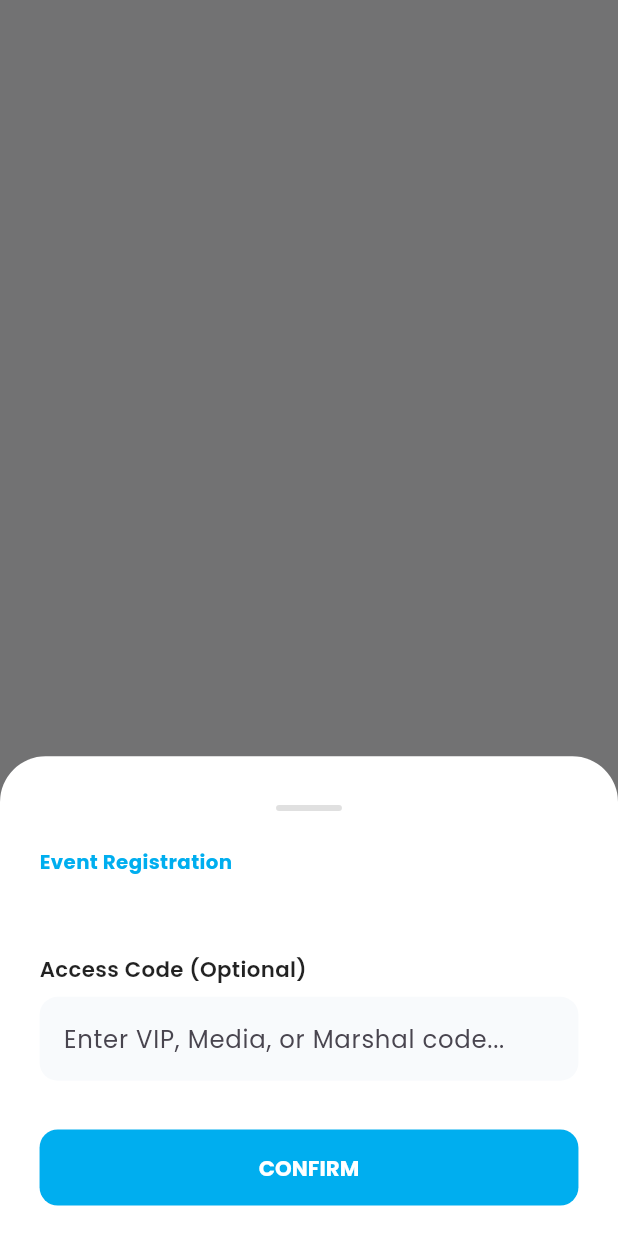
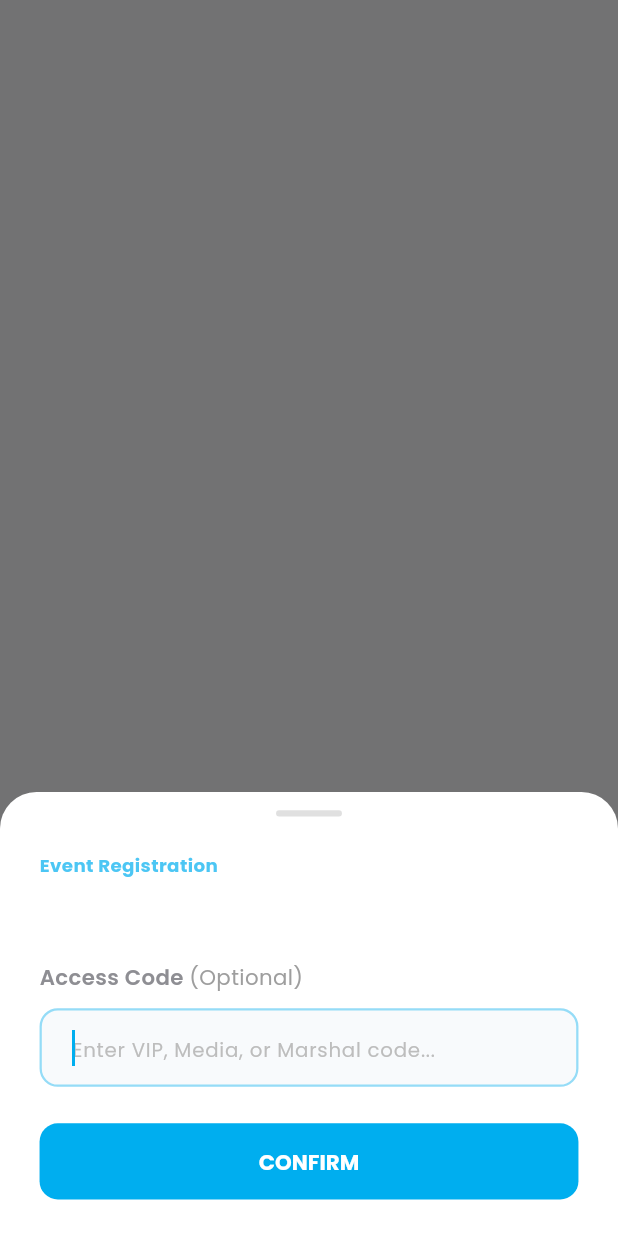
Before and after one commit to giruuu/DOST-V_InVta, a Flutter app: what show() shows on an empty page, opened directly with empty values, on a phone screen of 412 x 824 dp. Run offline on Flutter 3.47's test engine with Material 3 defaults, Android fonts, the phone set to English and light mode, and no system bars; our stand-ins replace cached_network_image, flutter_riverpod, flutter_screenutil, go_router, google_fonts, hive_flutter and 1 more; accounts and stored records are empty; network calls fail.

Commit message:
UI OPTIMIZATION

```diff
--- a/lib/core/utils/registration_sheet.dart
+++ b/lib/core/utils/registration_sheet.dart
@@ -4,9 +4,11 @@ import 'package:go_router/go_router.dart';
 import '../theme/app_theme.dart';
 
 class RegistrationSheet {
-  static void show(BuildContext context, {
+  static void show(
+      BuildContext context, {
         required String eventName,
         required String type,
+        required VoidCallback onSuccess, // NEW: Callback to trigger the UI update
       }) {
     final TextEditingController codeController = TextEditingController();
 
@@ -14,76 +16,95 @@ class RegistrationSheet {
       context: context,
       isScrollControlled: true,
       backgroundColor: Colors.transparent,
-      builder: (context) => Container(
+      builder: (context) => TweenAnimationBuilder<double>(
+        tween: Tween(begin: 0.0, end: 1.0),
+        duration: const Duration(milliseconds: 350),
+        curve: Curves.easeOutCubic,
+        builder: (context, value, child) {
+          return Transform.translate(
+            offset: Offset(0, 30 * (1 - value)),
+            child: Opacity(
+              opacity: value,
+              child: Container(
                 padding: EdgeInsets.only(
-          bottom: MediaQuery.of(context).viewInsets.bottom + 20.h,
-          left: 24.w,
-          right: 24.w,
-          top: 32.h,
+                  bottom: MediaQuery.of(context).viewInsets.bottom + 24.h,
+                  left: 24.w, right: 24.w, top: 12.h,
                 ),
                 decoration: BoxDecoration(
                   color: Colors.white,
-          borderRadius: BorderRadius.vertical(top: Radius.circular(30.r)),
+                  borderRadius: BorderRadius.vertical(top: Radius.circular(24.r)),
                 ),
                 child: Column(
                   mainAxisSize: MainAxisSize.min,
                   crossAxisAlignment: CrossAxisAlignment.start,
                   children: [
-            Center(
-              child: Container(
-                width: 40.w,
-                height: 4.h,
-                decoration: BoxDecoration(
-                  color: Colors.grey[300],
-                  borderRadius: BorderRadius.circular(10.r),
+                    Center(child: Container(width: 40.w, height: 4.h, decoration: BoxDecoration(color: Colors.grey[300], borderRadius: BorderRadius.circular(10)))),
+                    SizedBox(height: 24.h),
+                    Text(type == "WALK IN" ? "Instant Entry" : "Event Registration",
+                        style: TextStyle(fontSize: 12.sp, fontWeight: FontWeight.bold, color: AppTheme.primaryBlue.withOpacity(0.7))),
+                    Text(eventName, style: TextStyle(fontSize: 22.sp, fontWeight: FontWeight.bold, color: AppTheme.primaryBlue)),
+                    SizedBox(height: 24.h),
+                    Row(
+                      children: [
+                        Text("Access Code ", style: TextStyle(fontSize: 14.sp, fontWeight: FontWeight.w600)),
+                        Text("(Optional)", style: TextStyle(fontSize: 14.sp, fontWeight: FontWeight.w400, color: Colors.grey[500])),
+                      ],
+                    ),
+                    SizedBox(height: 10.h),
+                    TextField(
+                      controller: codeController,
+                      autofocus: true,
+                      cursorColor: AppTheme.primaryBlue,
+                      decoration: InputDecoration(
+                        hintText: "Enter VIP, Media, or Marshal code...",
+                        hintStyle: TextStyle(fontSize: 13.sp, color: Colors.grey[400]),
+                        filled: true,
+                        fillColor: const Color(0xFFF8FAFC),
+                        contentPadding: EdgeInsets.symmetric(horizontal: 16.w, vertical: 14.h),
+                        border: OutlineInputBorder(borderRadius: BorderRadius.circular(12.r), borderSide: BorderSide.none),
+                        focusedBorder: OutlineInputBorder(
+                          borderRadius: BorderRadius.circular(12.r),
+                          borderSide: BorderSide(color: AppTheme.primaryBlue.withOpacity(0.4), width: 1.5),
                         ),
                       ),
                     ),
                     SizedBox(height: 24.h),
-            Text(
-              type == "WALK IN" ? "Instant Entry" : "Event Registration",
-              style: TextStyle(fontSize: 13.sp, fontWeight: FontWeight.bold, color: AppTheme.primaryBlue),
-            ),
-            Text(
-              eventName,
-              style: TextStyle(fontSize: 22.sp, fontWeight: FontWeight.bold, color: AppTheme.primaryBlue),
-            ),
-            SizedBox(height: 20.h),
-            Text(
-              "Access Code (Optional)",
-              style: TextStyle(fontSize: 14.sp, fontWeight: FontWeight.w600, color: Colors.black87),
-            ),
-            SizedBox(height: 8.h),
-            TextField(
-              controller: codeController,
-              decoration: InputDecoration(
-                hintText: "Enter VIP, Media, or Marshal code...",
-                filled: true,
-                fillColor: const Color(0xFFF8FAFC),
-                border: OutlineInputBorder(borderRadius: BorderRadius.circular(12.r), borderSide: BorderSide.none),
-              ),
-            ),
-            SizedBox(height: 32.h),
                     SizedBox(
                       width: double.infinity,
                       height: 50.h,
                       child: ElevatedButton(
-                onPressed: () {
-                  context.pop();
-                  ScaffoldMessenger.of(context).showSnackBar(
-                    SnackBar(content: Text("Registered for $eventName")),
-                  );
-                },
+                        // TRIGGER SUBMIT WITH CALLBACK
+                        onPressed: () => _submit(context, eventName, codeController.text.trim(), onSuccess),
                         style: ElevatedButton.styleFrom(
                           backgroundColor: AppTheme.primaryBlue,
                           shape: RoundedRectangleBorder(borderRadius: BorderRadius.circular(12.r)),
+                          elevation: 0,
                         ),
-                child: Text("CONFIRM", style: TextStyle(color: Colors.white, fontWeight: FontWeight.bold)),
+                        child: Text("CONFIRM", style: TextStyle(color: Colors.white, fontWeight: FontWeight.bold, fontSize: 14.sp)),
                       ),
                     ),
                   ],
                 ),
               ),
+            ),
+          );
+        },
+      ),
     );
   }
+
+  static void _submit(BuildContext context, String event, String code, VoidCallback onSuccess) {
+    context.pop(); // Close sheet
+    onSuccess(); // Tell the UI to update to "REGISTERED"
+
+    String message = code.isEmpty
+        ? "Successfully registered for $event"
+        : "Successfully registered with code: $code";
+
+    ScaffoldMessenger.of(context).showSnackBar(SnackBar(
+      content: Text(message),
+      backgroundColor: Colors.green,
+      behavior: SnackBarBehavior.floating,
+    ));
   }
+}
```
Also changed, not shown: lib/features/events/screens/events_screen.dart (+47 -22 lines), lib/features/home/screens/home_screen.dart (+13 -15 lines). Lines whose indentation alone changed are shown as unchanged.
